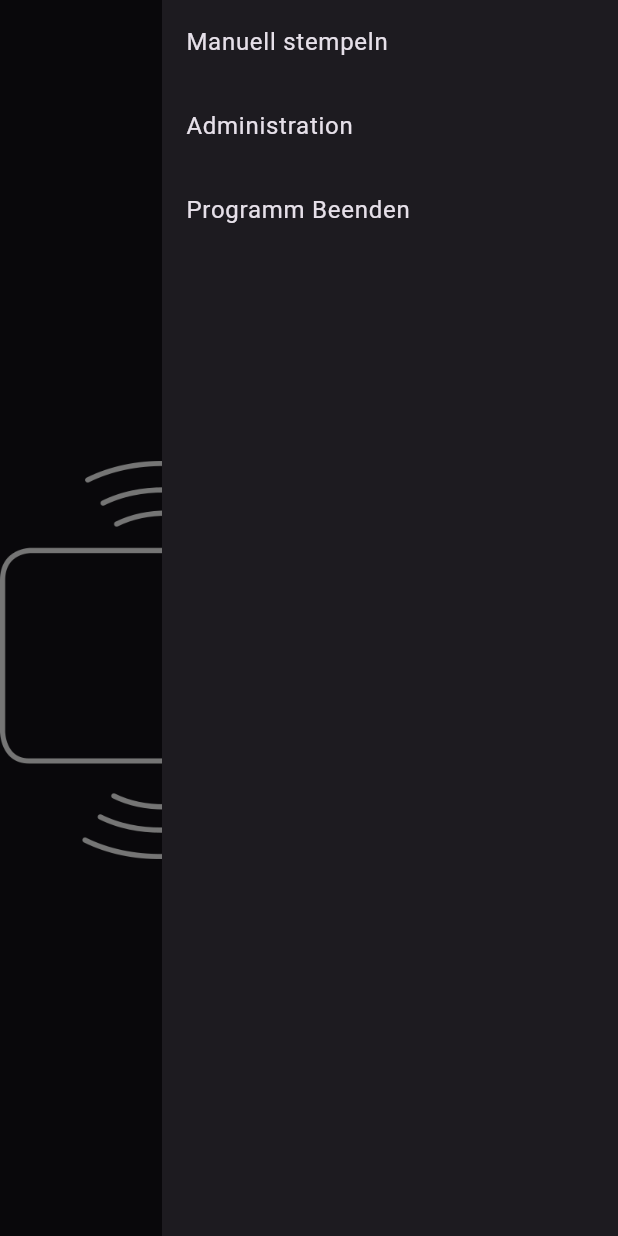
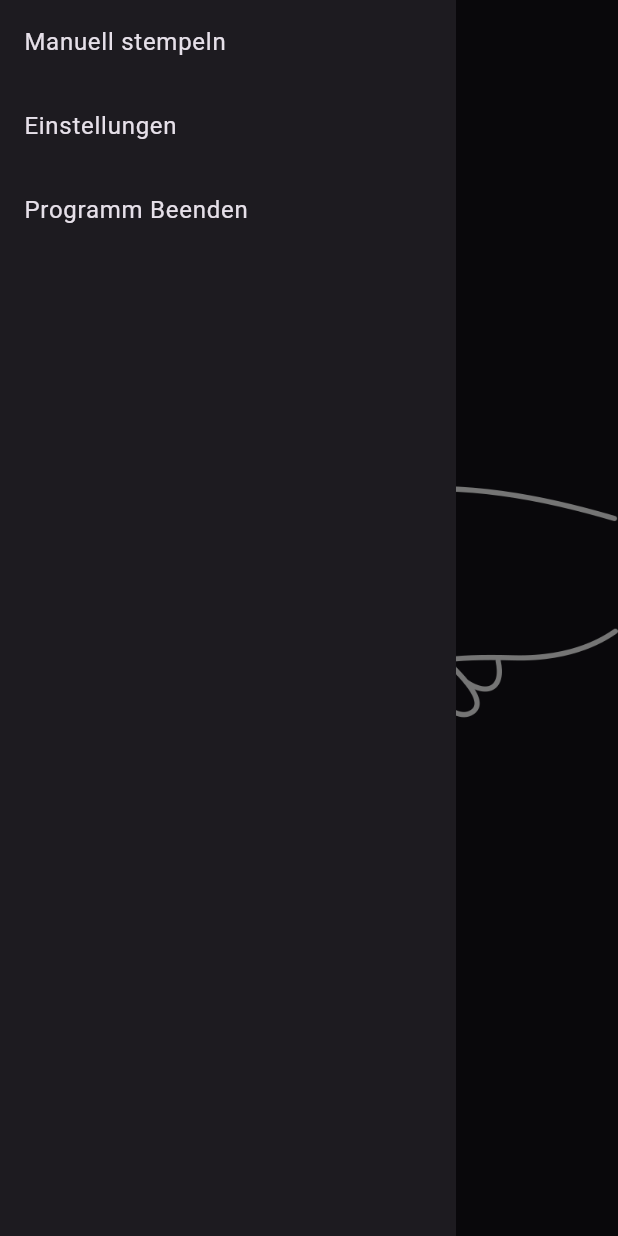
Before and after one commit to soumas/model-flight-logbook, a Flutter app: the screen it shows after launch, with the side drawer open, on a phone screen of 412 x 824 dp. Run offline on Flutter 3.47's test engine with Material 3 defaults, Android fonts, the phone set to English and light mode, and no system bars; our stand-ins replace flutter_bloc.

Commit message:
localization

```diff
--- a/simple_time_punch/analysis_options.yaml
+++ b/simple_time_punch/analysis_options.yaml
@@ -1 +1,5 @@
 include: package:flutter_lints/flutter.yaml
+
+analyzer:
+  exclude:
+    - lib/l10n/generated/**
--- /dev/null
+++ b/simple_time_punch/l10n.yaml
@@ -0,0 +1,5 @@
+arb-dir: lib/l10n
+template-arb-file: app_de.arb
+output-localization-file: app_localizations.dart
+synthetic-package: false
+output-dir: lib/l10n/generated
--- /dev/null
+++ b/simple_time_punch/lib/l10n/app_de.arb
@@ -0,0 +1,3 @@
+{
+  "settings": "Einstellungen"
+}
--- a/simple_time_punch/lib/main.dart
+++ b/simple_time_punch/lib/main.dart
@@ -1,5 +1,8 @@
 import 'package:flutter/material.dart';
 import 'package:flutter/services.dart';
+import 'package:flutter_localizations/flutter_localizations.dart';
+import 'package:simple_time_punch/l10n/generated/app_localizations.dart';
+import 'package:simple_time_punch/ui/screen/settings/settings_screen.dart';
 import 'package:simple_time_punch/ui/screen/time_punch/time_punch_screen.dart';
 
 void main() {
@@ -16,7 +19,16 @@ class MainApp extends StatelessWidget {
     return MaterialApp(
       theme: ThemeData.dark(),
       debugShowCheckedModeBanner: false,
-      home: const TimePunchScreen(),
+      routes: {
+        TimePunchScreen.route: (context) => const TimePunchScreen(),
+        SettingsScreen.route: (context) => const SettingsScreen(),
+      },
+      supportedLocales: AppLocalizations.supportedLocales,
+      localizationsDelegates: const [
+        GlobalWidgetsLocalizations.delegate,
+        GlobalMaterialLocalizations.delegate,
+        AppLocalizations.delegate,
+      ],
     );
   }
 }
--- /dev/null
+++ b/simple_time_punch/lib/ui/screen/settings/cubit/settings_state.dart
@@ -0,0 +1 @@
+final class SettingsState{}
--- a/simple_time_punch/lib/ui/screen/time_punch/fragments/main_menu.dart
+++ b/simple_time_punch/lib/ui/screen/time_punch/fragments/main_menu.dart
@@ -1,6 +1,8 @@
 import 'dart:io';
 
 import 'package:flutter/material.dart';
+import 'package:simple_time_punch/l10n/generated/app_localizations.dart';
+import 'package:simple_time_punch/ui/screen/settings/settings_screen.dart';
 
 class MainMenu extends StatelessWidget {
   const MainMenu({
@@ -16,12 +18,12 @@ class MainMenu extends StatelessWidget {
         children: [
           ListTile(
             title: const Text('Manuell stempeln'),
-            onTap: () {
-            },
+            onTap: () {},
           ),
           ListTile(
-            title: const Text('Administration'),
+            title: Text(AppLocalizations.of(context)!.settings),
             onTap: () {
+              Navigator.of(context).pushNamed(SettingsScreen.route);
             },
           ),
           ListTile(
--- a/simple_time_punch/lib/ui/screen/time_punch/time_punch_screen.dart
+++ b/simple_time_punch/lib/ui/screen/time_punch/time_punch_screen.dart
@@ -7,6 +7,8 @@ class TimePunchScreen extends StatefulWidget {
   const TimePunchScreen({
     super.key,
   });
+
+  static const route = '/';
 
   @override
   State<TimePunchScreen> createState() => _TimePunchScreenState();
@@ -39,9 +41,11 @@ class _TimePunchScreenState extends State<TimePunchScreen> {
   Widget build(BuildContext context) {
     return Scaffold(
       appBar: AppBar(),
-      endDrawer: const MainMenu(),
+      drawer: const MainMenu(),
       body: Center(
-        child: SizedBox(height: MediaQuery.of(context).size.height / 3, child: Image.asset(kAssetRfidIconWhite)),
+        child: SizedBox(
+            height: MediaQuery.of(context).size.height / 3,
+            child: Image.asset(kAssetRfidIconWhite)),
       ),
     );
   }
--- a/simple_time_punch/pubspec.yaml
+++ b/simple_time_punch/pubspec.yaml
@@ -9,6 +9,10 @@ environment:
 dependencies:
   flutter:
     sdk: flutter
+  flutter_bloc: ^8.1.6
+  flutter_localizations:
+    sdk: flutter
+  intl: any
   virtual_keyboard_multi_language: ^1.1.0
 
 dev_dependencies:
@@ -17,6 +21,7 @@ dev_dependencies:
   flutter_lints: ^3.0.0
 
 flutter:
+  generate: true
   uses-material-design: true
   assets:
     - assets/images/rfid_icon_white.png
```
Also changed, not shown: simple_time_punch/lib/ui/screen/settings/cubit/settings_cubit.dart (added, +7 -0 lines), simple_time_punch/lib/ui/screen/settings/settings_screen.dart (added, +18 -0 lines), simple_time_punch/lib/l10n/generated/app_localizations.dart (added), simple_time_punch/lib/l10n/generated/app_localizations_de.dart (added), simple_time_punch/pubspec.lock.
